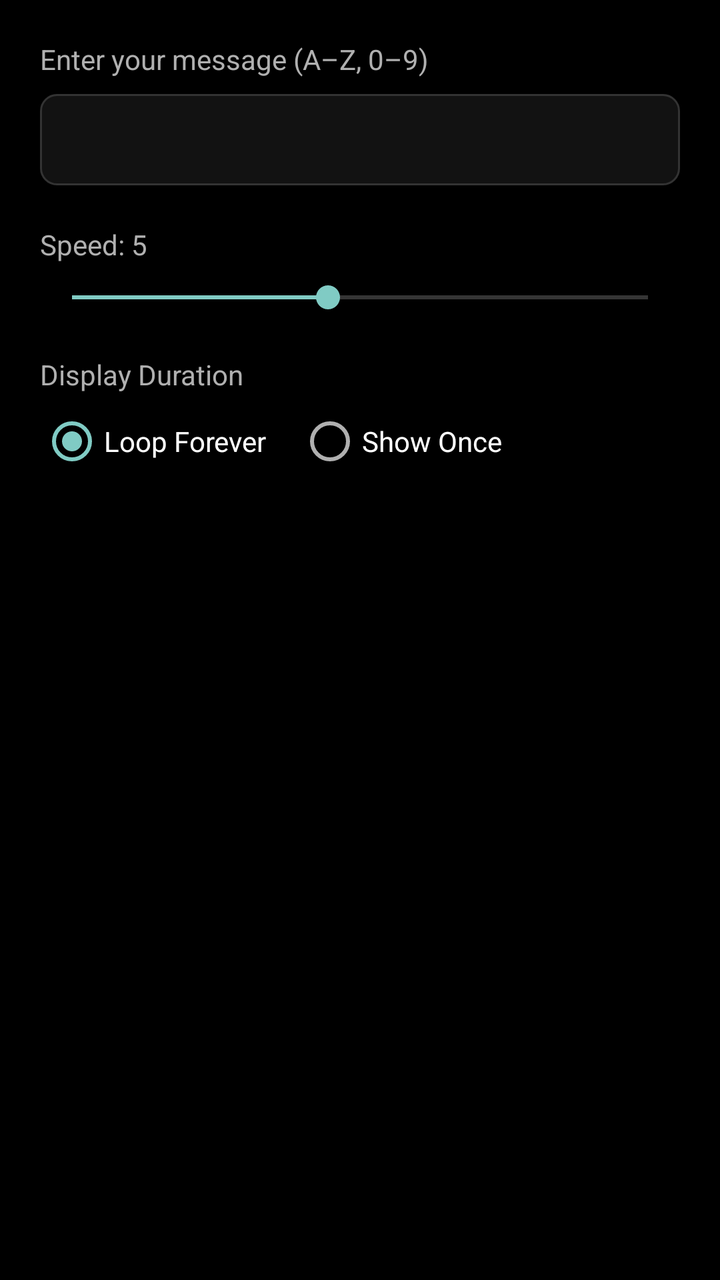
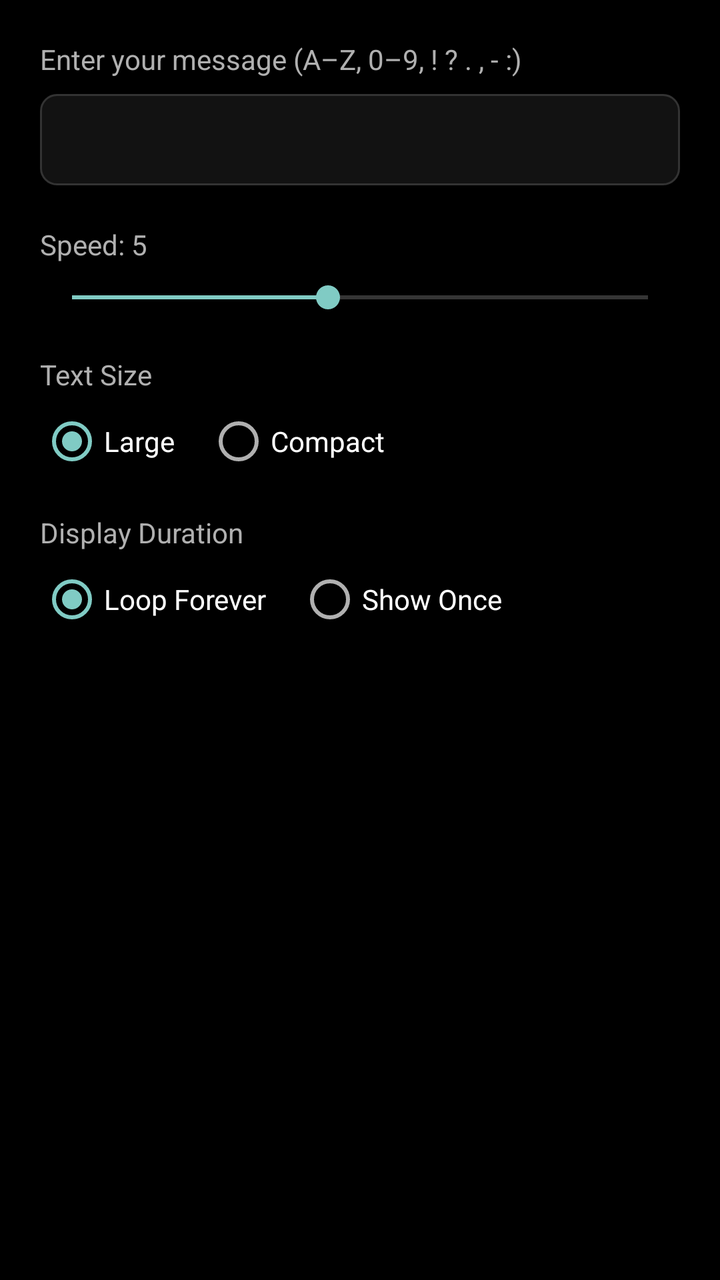

Two renders of the same Android screen: before a commit and after it. Below are the layout's source before the change and the commit's diff.
<!-- AndroidManifest.xml: application theme Theme.GlyphToys -->
<!-- res/layout/dialog_scrolling_text.xml -->
<?xml version="1.0" encoding="utf-8"?>
<LinearLayout xmlns:android="http://schemas.android.com/apk/res/android"
    android:layout_width="match_parent"
    android:layout_height="wrap_content"
    android:orientation="vertical"
    android:padding="20dp">

    <TextView
        android:layout_width="match_parent"
        android:layout_height="wrap_content"
        android:text="@string/scrolling_text_dialog_hint"
        android:textColor="@color/text_secondary"
        android:textSize="14sp"
        android:layout_marginBottom="8dp" />

    <EditText
        android:id="@+id/editScrollingText"
        android:layout_width="match_parent"
        android:layout_height="wrap_content"
        android:background="@drawable/bg_glyph_item"
        android:padding="12dp"
        android:textColor="@color/white"
        android:textSize="16sp"
        android:inputType="textCapCharacters"
        android:singleLine="true" />

    <TextView
        android:id="@+id/labelSpeed"
        android:layout_width="match_parent"
        android:layout_height="wrap_content"
        android:text="@string/scrolling_text_speed_default"
        android:textColor="@color/text_secondary"
        android:textSize="14sp"
        android:layout_marginTop="20dp"
        android:layout_marginBottom="8dp" />

    <SeekBar
        android:id="@+id/speedSeekBar"
        android:layout_width="match_parent"
        android:layout_height="wrap_content"
        android:max="9"
        android:progress="4" />

    <TextView
        android:layout_width="match_parent"
        android:layout_height="wrap_content"
        android:text="@string/scrolling_text_display_duration"
        android:textColor="@color/text_secondary"
        android:textSize="14sp"
        android:layout_marginTop="20dp"
        android:layout_marginBottom="8dp" />

    <RadioGroup
        android:id="@+id/modeRadioGroup"
        android:layout_width="match_parent"
        android:layout_height="wrap_content"
        android:orientation="horizontal">

        <RadioButton
            android:id="@+id/radioPersistent"
            android:layout_width="wrap_content"
            android:layout_height="wrap_content"
            android:text="@string/scrolling_text_mode_persistent"
            android:textColor="@color/white"
            android:checked="true" />

        <RadioButton
            android:id="@+id/radioOnce"
            android:layout_width="wrap_content"
            android:layout_height="wrap_content"
            android:layout_marginStart="16dp"
            android:text="@string/scrolling_text_mode_once"
            android:textColor="@color/white" />

    </RadioGroup>

</LinearLayout>
<!-- resources referenced by this layout -->
<resources>
  <color name="text_secondary">#B0B0B0</color>
  <color name="white">#FFFFFFFF</color>
  <!-- drawable bg_glyph_item (drawable) -->
  <?xml version="1.0" encoding="utf-8"?>
  <shape xmlns:android="http://schemas.android.com/apk/res/android">
      <solid android:color="@color/card_background" />
      <stroke
          android:width="1dp"
          android:color="#333333" />
      <corners android:radius="8dp" />
  </shape>
  <string name="scrolling_text_dialog_hint">Enter your message (A–Z, 0–9)</string>
  <string name="scrolling_text_display_duration">Display Duration</string>
  <string name="scrolling_text_mode_once">Show Once</string>
  <string name="scrolling_text_mode_persistent">Loop Forever</string>
  <string name="scrolling_text_speed_default">Speed: 5</string>
  <style name="Theme.GlyphToys" parent="android:Theme.Material.NoActionBar">
          <item name="android:windowBackground">@color/black</item>
          <item name="android:colorBackground">@color/black</item>
          <item name="android:statusBarColor">@color/black</item>
          <item name="android:navigationBarColor">@color/black</item>
          <item name="android:windowLightStatusBar">false</item>
          <item name="android:windowLightNavigationBar">false</item>
          <item name="android:textColorPrimary">@color/white</item>
          <item name="android:textColorSecondary">@color/text_secondary</item>
      </style>
  <color name="card_background">#121212</color>
  <color name="black">#FF000000</color>
</resources>

<!-- the commit's change to res/layout/dialog_scrolling_text.xml (unified diff, before → after) -->
@@ -44,6 +44,39 @@
     <TextView
         android:layout_width="match_parent"
         android:layout_height="wrap_content"
+        android:text="@string/scrolling_text_style"
+        android:textColor="@color/text_secondary"
+        android:textSize="14sp"
+        android:layout_marginTop="20dp"
+        android:layout_marginBottom="8dp" />
+
+    <RadioGroup
+        android:id="@+id/styleRadioGroup"
+        android:layout_width="match_parent"
+        android:layout_height="wrap_content"
+        android:orientation="horizontal">
+
+        <RadioButton
+            android:id="@+id/radioLarge"
+            android:layout_width="wrap_content"
+            android:layout_height="wrap_content"
+            android:text="@string/scrolling_text_style_large"
+            android:textColor="@color/white"
+            android:checked="true" />
+
+        <RadioButton
+            android:id="@+id/radioCompact"
+            android:layout_width="wrap_content"
+            android:layout_height="wrap_content"
+            android:layout_marginStart="16dp"
+            android:text="@string/scrolling_text_style_compact"
+            android:textColor="@color/white" />
+
+    </RadioGroup>
+
+    <TextView
+        android:layout_width="match_parent"
+        android:layout_height="wrap_content"
         android:text="@string/scrolling_text_display_duration"
         android:textColor="@color/text_secondary"
         android:textSize="14sp"
<!-- resource entries referenced after the edit -->
@@ -11,11 +11,14 @@
           android:color="#333333" />
       <corners android:radius="8dp" />
   </shape>
-  <string name="scrolling_text_dialog_hint">Enter your message (A–Z, 0–9)</string>
+  <string name="scrolling_text_dialog_hint">Enter your message (A–Z, 0–9, ! ? . , - :)</string>
   <string name="scrolling_text_display_duration">Display Duration</string>
   <string name="scrolling_text_mode_once">Show Once</string>
   <string name="scrolling_text_mode_persistent">Loop Forever</string>
   <string name="scrolling_text_speed_default">Speed: 5</string>
+  <string name="scrolling_text_style">Text Size</string>
+  <string name="scrolling_text_style_compact">Compact</string>
+  <string name="scrolling_text_style_large">Large</string>
   <style name="Theme.GlyphToys" parent="android:Theme.Material.NoActionBar">
           <item name="android:windowBackground">@color/black</item>
           <item name="android:colorBackground">@color/black</item>
